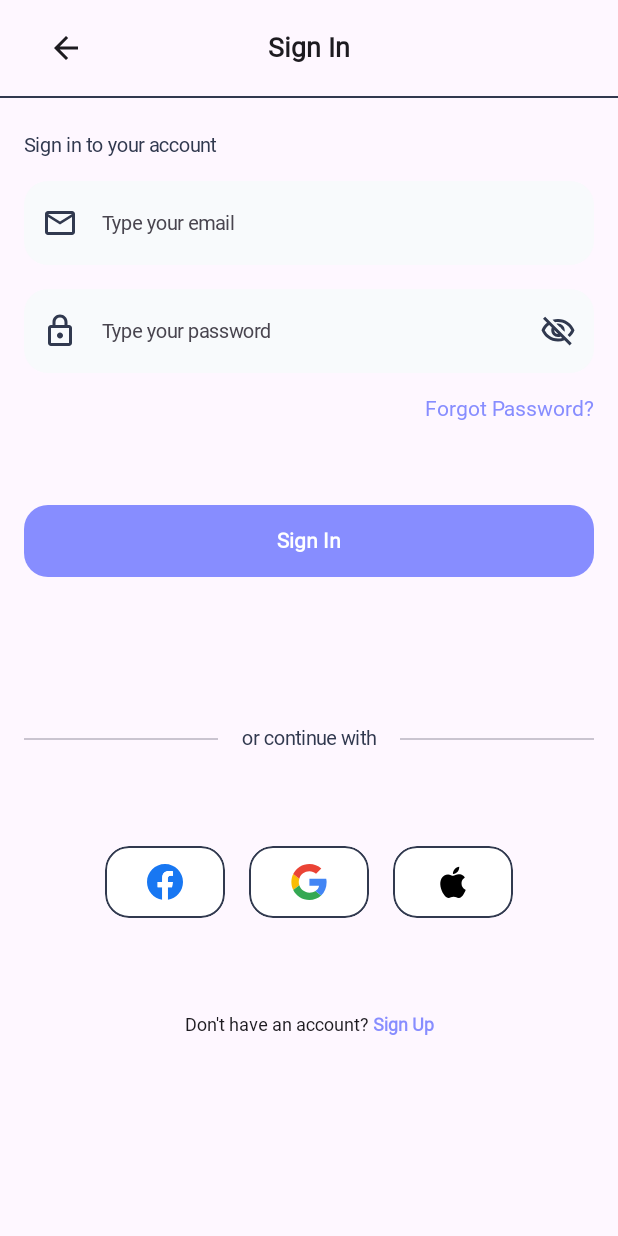
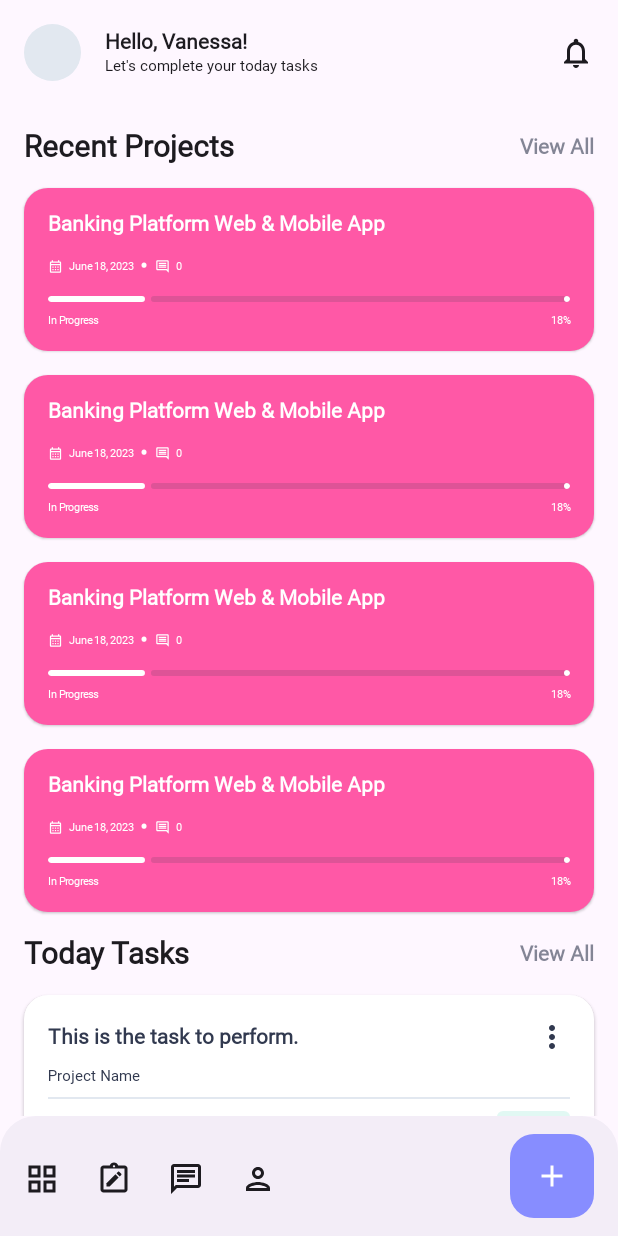
Before and after one commit to guerrerorodrigo/myprojects, an Android app built with Jetpack Compose: the screen it shows after launch (MainActivity), on a phone screen of 412 x 824 dp. Run offline under Robolectric (Android 15) with nearby library versions, the phone set to English and light mode, and no system bars; our stand-ins replace Dagger/Hilt's generated code; Roboto replaces fonts that are not available here.

Commit message:
Add main screen.

```diff
--- a/app/src/main/java/com/rodrigoguerrero/myprojects/MainActivity.kt
+++ b/app/src/main/java/com/rodrigoguerrero/myprojects/MainActivity.kt
@@ -7,7 +7,10 @@ import androidx.compose.foundation.layout.fillMaxSize
 import androidx.compose.material3.Surface
 import androidx.compose.ui.Modifier
 import androidx.core.splashscreen.SplashScreen.Companion.installSplashScreen
-import com.rodrigoguerrero.myprojects.account.ui.screens.LoginScreen
+import com.rodrigoguerrero.myprojects.projects.ui.models.Project
+import com.rodrigoguerrero.myprojects.projects.ui.models.Status
+import com.rodrigoguerrero.myprojects.projects.ui.models.Task
+import com.rodrigoguerrero.myprojects.projects.ui.screens.MainScreen
 import com.rodrigoguerrero.myprojects.ui.theme.MyProjectsTheme
 
 class MainActivity : ComponentActivity() {
@@ -21,14 +24,30 @@ class MainActivity : ComponentActivity() {
                     modifier = Modifier.fillMaxSize(),
                     color = MyProjectsTheme.colors.white
                 ) {
-                    LoginScreen(
-                        onForgotPassword = { },
-                        onSignIn = { },
-                        onFacebook = { },
-                        onGoogle = { },
-                        onSignUp = { },
-                        onApple = { },
-                        onBack = { }
+                    val project = Project(
+                        id = "id",
+                        title = "Banking Platform Web & Mobile App",
+                        comments = 0,
+                        status = Status.InProgress,
+                        completedPercentage = 0.18f,
+                        dueDate = "June 18, 2023",
+                        color = MyProjectsTheme.colors.brightPink,
+                    )
+
+                    val task = Task(
+                        id = "id",
+                        projectName = "Project Name",
+                        status = Status.InProgress,
+                        time = "10:00 am - 06:00 pm",
+                        title = "This is the task to perform."
+                    )
+                    MainScreen(
+                        name = "Vanessa",
+                        numberOfNotifications = 0,
+                        recentProjects = listOf(project, project, project, project),
+                        todayTasks = listOf(task, task, task, task, task, task),
+                        onViewAllProjects = { },
+                        onViewAllTasks = { }
                     )
                 }
             }
--- /dev/null
+++ b/app/src/main/java/com/rodrigoguerrero/myprojects/projects/ui/components/MainListHeader.kt
@@ -0,0 +1,42 @@
+package com.rodrigoguerrero.myprojects.projects.ui.components
+
+import androidx.compose.foundation.clickable
+import androidx.compose.foundation.layout.Row
+import androidx.compose.foundation.layout.Spacer
+import androidx.compose.foundation.layout.fillMaxWidth
+import androidx.compose.material3.Text
+import androidx.compose.runtime.Composable
+import androidx.compose.ui.Alignment
+import androidx.compose.ui.Modifier
+import androidx.compose.ui.tooling.preview.Preview
+import com.rodrigoguerrero.myprojects.ui.theme.MyProjectsTheme
+
+@Composable
+fun MainListHeader(
+    modifier: Modifier = Modifier,
+    title: String,
+    buttonText: String,
+    onViewAll: () -> Unit
+) {
+    Row(
+        modifier = modifier.fillMaxWidth(),
+        verticalAlignment = Alignment.CenterVertically
+    ) {
+        Text(text = title, style = MyProjectsTheme.typography.heading3)
+        Spacer(modifier = Modifier.weight(1f))
+        Text(
+            text = buttonText,
+            style = MyProjectsTheme.typography.titleButton,
+            color = MyProjectsTheme.colors.black.copy(alpha = 0.6f),
+            modifier = Modifier.clickable { onViewAll() }
+        )
+    }
+}
+
+@Preview(showBackground = true)
+@Composable
+private fun PreviewMainListHeader() {
+    MyProjectsTheme {
+        MainListHeader(title = "Recent Projects", buttonText = "View All", onViewAll = { })
+    }
+}
--- /dev/null
+++ b/app/src/main/java/com/rodrigoguerrero/myprojects/projects/ui/screens/MainScreen.kt
@@ -0,0 +1,116 @@
+package com.rodrigoguerrero.myprojects.projects.ui.screens
+
+import androidx.compose.foundation.layout.Arrangement
+import androidx.compose.foundation.layout.PaddingValues
+import androidx.compose.foundation.layout.fillMaxSize
+import androidx.compose.foundation.layout.padding
+import androidx.compose.foundation.lazy.LazyColumn
+import androidx.compose.foundation.lazy.items
+import androidx.compose.material3.Scaffold
+import androidx.compose.runtime.Composable
+import androidx.compose.ui.Modifier
+import androidx.compose.ui.res.stringResource
+import androidx.compose.ui.tooling.preview.Preview
+import com.rodrigoguerrero.myprojects.R
+import com.rodrigoguerrero.myprojects.projects.ui.components.MainBottomBar
+import com.rodrigoguerrero.myprojects.projects.ui.components.MainListHeader
+import com.rodrigoguerrero.myprojects.projects.ui.components.MainTopBar
+import com.rodrigoguerrero.myprojects.projects.ui.components.ProjectCard
+import com.rodrigoguerrero.myprojects.projects.ui.components.TaskCard
+import com.rodrigoguerrero.myprojects.projects.ui.models.Project
+import com.rodrigoguerrero.myprojects.projects.ui.models.Status
+import com.rodrigoguerrero.myprojects.projects.ui.models.Task
+import com.rodrigoguerrero.myprojects.ui.theme.MyProjectsTheme
+
+@Composable
+fun MainScreen(
+    modifier: Modifier = Modifier,
+    name: String,
+    numberOfNotifications: Int,
+    recentProjects: List<Project>,
+    todayTasks: List<Task>,
+    onViewAllProjects: () -> Unit,
+    onViewAllTasks: () -> Unit
+) {
+    Scaffold(
+        modifier = modifier,
+        topBar = { MainTopBar(name = name, numberOfNotifications = numberOfNotifications) },
+        bottomBar = {
+            MainBottomBar(
+                onListClick = { },
+                onTaskClick = { },
+                onMessageClick = { },
+                onProfileClick = { },
+                onNewProjectClick = { }
+            )
+        }
+    ) { padding ->
+        LazyColumn(
+            modifier = Modifier
+                .padding(
+                    top = padding.calculateTopPadding(),
+                    bottom = padding.calculateBottomPadding(),
+                    start = MyProjectsTheme.padding.m,
+                    end = MyProjectsTheme.padding.m
+                )
+                .fillMaxSize(),
+            verticalArrangement = Arrangement.spacedBy(MyProjectsTheme.padding.m),
+            contentPadding = PaddingValues(vertical = MyProjectsTheme.padding.m)
+        ) {
+            item {
+                MainListHeader(
+                    title = stringResource(id = R.string.recent_projects),
+                    buttonText = stringResource(id = R.string.view_all),
+                    onViewAll = onViewAllProjects
+                )
+            }
+
+            items(recentProjects) { project ->
+                ProjectCard(project = project, onClick = { })
+            }
+            item {
+                MainListHeader(
+                    title = stringResource(R.string.today_tasks),
+                    buttonText = stringResource(id = R.string.view_all),
+                    onViewAll = onViewAllTasks
+                )
+            }
+
+            items(todayTasks) { task ->
+                TaskCard(task = task, onClick = {}, onMenuClick = {})
+            }
+        }
+    }
+}
+
+@Preview(showBackground = true, backgroundColor = 0xFFFFFFFF)
+@Composable
+private fun PreviewMainScreen() {
+    val project = Project(
+        id = "id",
+        title = "Banking Platform Web & Mobile App",
+        comments = 0,
+        status = Status.InProgress,
+        completedPercentage = 0.18f,
+        dueDate = "June 18, 2023",
+        color = MyProjectsTheme.colors.brightPink,
+    )
+
+    val task = Task(
+        id = "id",
+        projectName = "Project Name",
+        status = Status.InProgress,
+        time = "10:00 am - 06:00 pm",
+        title = "This is the task to perform."
+    )
+    MyProjectsTheme {
+        MainScreen(
+            name = "Vanessa",
+            numberOfNotifications = 3,
+            recentProjects = listOf(project, project, project, project),
+            todayTasks = listOf(task, task, task, task, task),
+            onViewAllProjects = { },
+            onViewAllTasks = { }
+        )
+    }
+}
--- a/app/src/main/res/values/strings.xml
+++ b/app/src/main/res/values/strings.xml
@@ -35,4 +35,7 @@
     <!-- Main screen -->
     <string name="let_s_complete_your_today_tasks">Let\'s complete your today tasks</string>
     <string name="hello_user">Hello, %1$s!</string>
+    <string name="recent_projects">Recent Projects</string>
+    <string name="view_all">View All</string>
+    <string name="today_tasks">Today Tasks</string>
 </resources>
```
